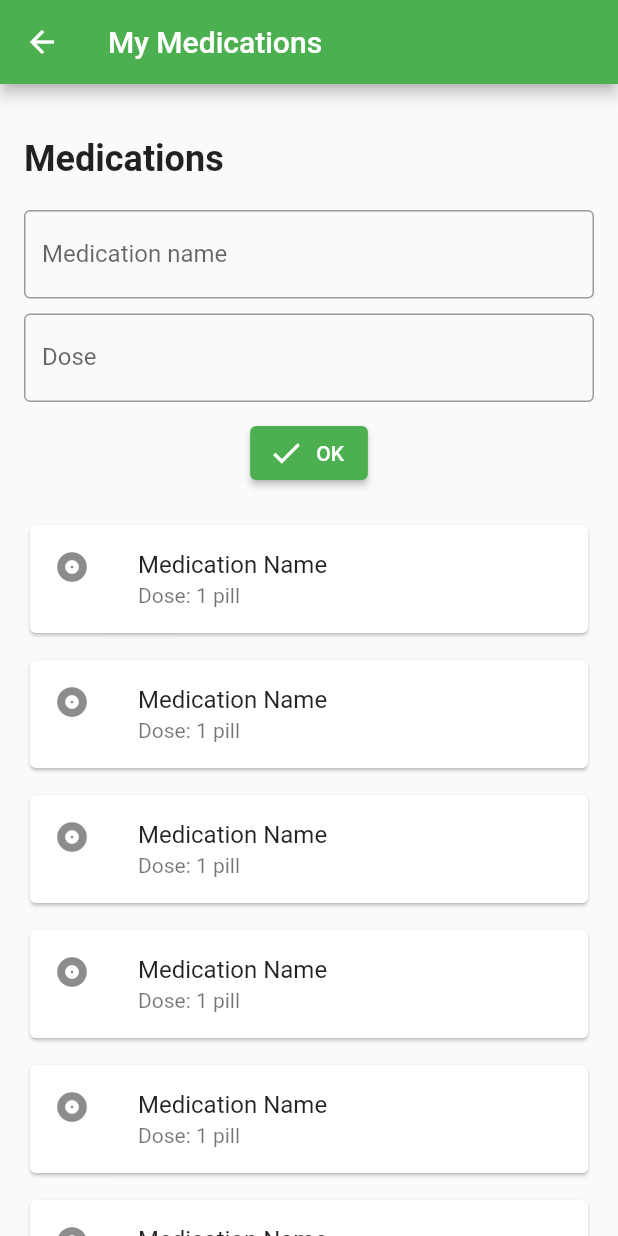
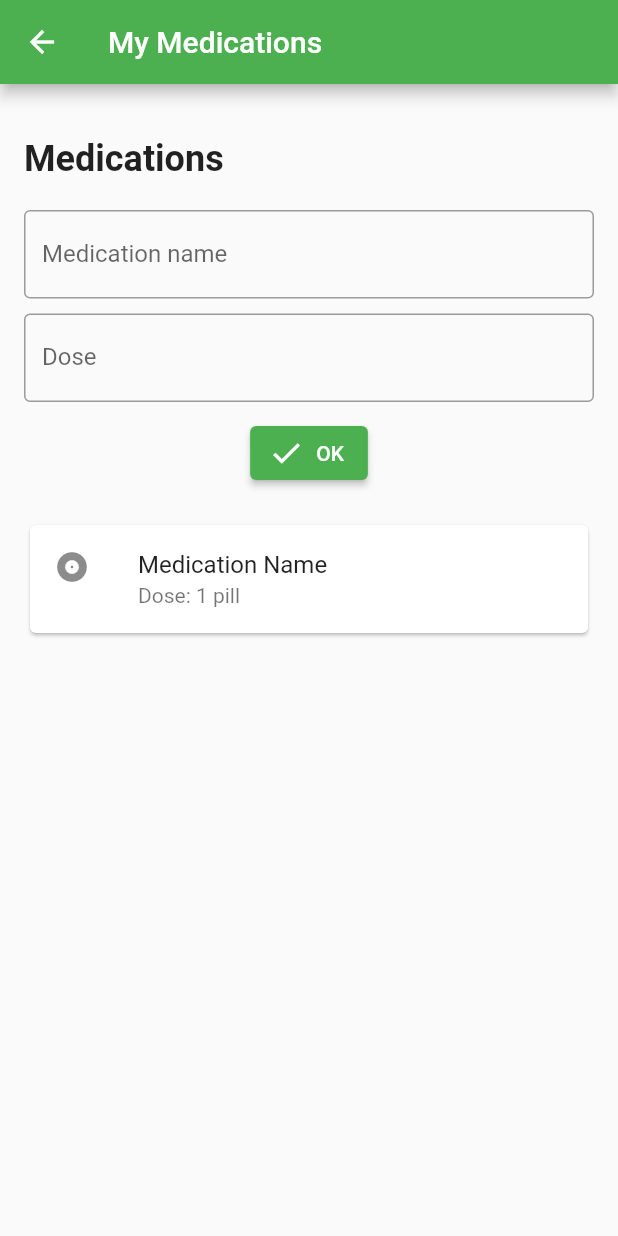
Before and after one commit to navaneethkulal8/hacktofuturehealthcare, a Flutter app: the NotificationsPage screen opened directly, after a tap on "OK", on a phone screen of 412 x 824 dp. Run offline on Flutter 3.47's test engine with Material 2 defaults, Android fonts, the light colour scheme and no system bars; our stand-ins replace firebase_auth; accounts and stored records are empty.

Commit message:
medication page dynamic ui listbuilder

```diff
--- a/lib/main.dart
+++ b/lib/main.dart
@@ -3,7 +3,7 @@ import 'package:flutter/material.dart';
 // import 'package:gomedic/pages/controllerpage.dart';
 // import 'package:gomedic/pages/loginpage.dart';
 // import 'package:gomedic/pages/createaccount.dart';
-import 'package:gomedic/pages/homepage.dart';
+import 'package:gomedic/pages/controllerpage.dart';
 
 void main() {
   runApp(const MyApp());
@@ -24,7 +24,7 @@ class MyApp extends StatelessWidget {
 class AuthWrapper extends StatelessWidget {
   @override
   Widget build(BuildContext context) {
-    return HomePage(); // Display the HomePage directly
+    return ControllerPage(); // Display the HomePage directly
   }
 }
 
--- a/lib/pages/controllerpage.dart
+++ b/lib/pages/controllerpage.dart
@@ -16,7 +16,7 @@ class _ControllerPageState extends State<ControllerPage> {
   final List<Widget> _pages = [
     HomePage(),
     const ExplorePage(),
-    const NotificationsPage(),
+    NotificationsPage(),
     const ProfilePage(),
   ];
 
--- a/lib/pages/navigationpage.dart
+++ b/lib/pages/navigationpage.dart
@@ -1,13 +1,26 @@
 import 'package:flutter/material.dart';
 
+class Medication {
+  final String name;
+  final String dose;
+
+  Medication(this.name, this.dose);
+}
+
 class NotificationsPage extends StatefulWidget {
-  const NotificationsPage({super.key});
-
   @override
   _NotificationsPageState createState() => _NotificationsPageState();
 }
 
 class _NotificationsPageState extends State<NotificationsPage> {
+  List<Medication> medications = [];
+
+  void addMedication(String name, String dose) {
+    setState(() {
+      medications.add(Medication(name, dose));
+    });
+  }
+
   @override
   Widget build(BuildContext context) {
     return Scaffold(
@@ -43,7 +56,10 @@ class _NotificationsPageState extends State<NotificationsPage> {
               const SizedBox(height: 10),
               Center(
                 child: ElevatedButton.icon(
-                  onPressed: () {},
+                  onPressed: () {
+                    // Temporary function call to add a medication
+                    addMedication('Medication Name', '1 pill');
+                  },
                   label: const Text('OK'),
                   icon: const Icon(Icons.check),
                   style: ElevatedButton.styleFrom(
@@ -52,95 +68,18 @@ class _NotificationsPageState extends State<NotificationsPage> {
                 ),
               ),
               const SizedBox(height: 20),
-              const Card(
-                child: Column(
-                  mainAxisSize: MainAxisSize.min,
-                  children: <Widget>[
-                    ListTile(
+              ListView.builder(
+                shrinkWrap: true,
+                itemCount: medications.length,
+                itemBuilder: (context, index) {
+                  return Card(
+                    child: ListTile(
                       leading: Icon(Icons.album),
-                      title: Text('Medication Name'),
-                      subtitle: Text('Dose: 1 pill'),
+                      title: Text(medications[index].name),
+                      subtitle: Text('Dose: ${medications[index].dose}'),
                     ),
-                  ],
-                ),
-              ),
-              const SizedBox(height: 10),
-              const Card(
-                child: Column(
-                  mainAxisSize: MainAxisSize.min,
-                  children: <Widget>[
-                    ListTile(
-                      leading: Icon(Icons.album),
-                      title: Text('Medication Name'),
-                      subtitle: Text('Dose: 1 pill'),
-                    ),
-                  ],
-                ),
-              ),
-              const SizedBox(height: 10),
-              const Card(
-                child: Column(
-                  mainAxisSize: MainAxisSize.min,
-                  children: <Widget>[
-                    ListTile(
-                      leading: Icon(Icons.album),
-                      title: Text('Medication Name'),
-                      subtitle: Text('Dose: 1 pill'),
-                    ),
-                  ],
-                ),
-              ),
-              const SizedBox(height: 10),
-              const Card(
-                child: Column(
-                  mainAxisSize: MainAxisSize.min,
-                  children: <Widget>[
-                    ListTile(
-                      leading: Icon(Icons.album),
-                      title: Text('Medication Name'),
-                      subtitle: Text('Dose: 1 pill'),
-                    ),
-                  ],
-                ),
-              ),
-              const SizedBox(height: 10),
-              const Card(
-                child: Column(
-                  mainAxisSize: MainAxisSize.min,
-                  children: <Widget>[
-                    ListTile(
-                      leading: Icon(Icons.album),
-                      title: Text('Medication Name'),
-                      subtitle: Text('Dose: 1 pill'),
-                    ),
-                  ],
-                ),
-              ),
-              const SizedBox(height: 10),
-              const Card(
-                child: Column(
-                  mainAxisSize: MainAxisSize.min,
-                  children: <Widget>[
-                    ListTile(
-                      leading: Icon(Icons.album),
-                      title: Text('Medication Name'),
-                      subtitle: Text('Dose: 1 pill'),
-                    ),
-                  ],
-                ),
-              ),
-              const SizedBox(height: 10),
-              const Card(
-                child: Column(
-                  mainAxisSize: MainAxisSize.min,
-                  children: <Widget>[
-                    ListTile(
-                      leading: Icon(Icons.album),
-                      title: Text('Medication Name'),
-                      subtitle: Text('Dose: 1 pill'),
-                    ),
-                  ],
-                ),
+                  );
+                },
               ),
             ],
           ),
```
